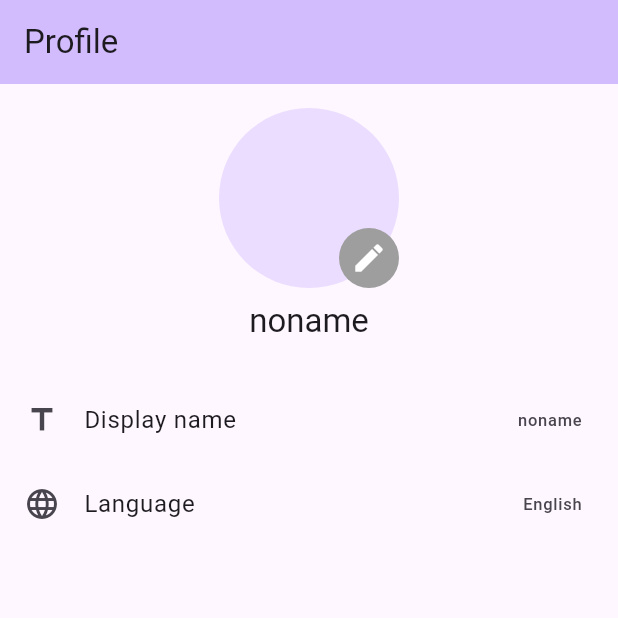
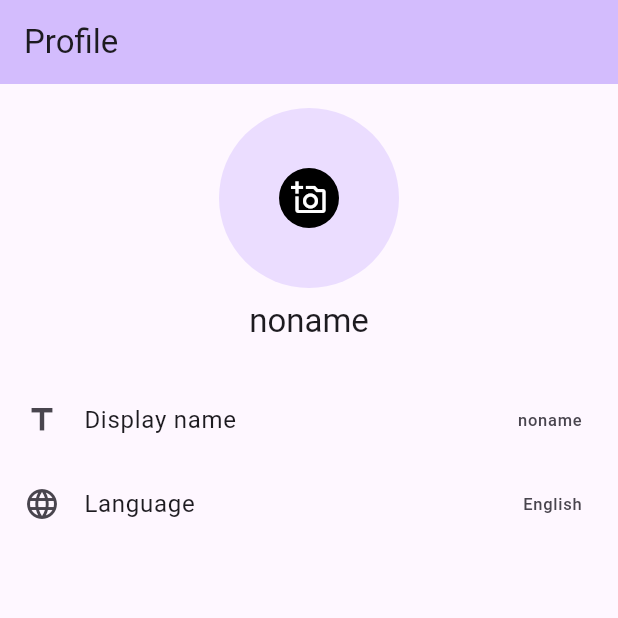
Before and after one commit to devmonstr/my_kpop, a Flutter app: the ProfilePage screen opened by its route, on a phone screen of 412 x 824 dp, the top half of it. Run offline on Flutter 3.47's test engine with Material 3 defaults, Android fonts, the phone set to English and light mode, and no system bars; our stand-ins replace file_picker, go_router, shared_preferences; accounts and stored records are empty.

Commit message:
Fix add photo icon image profile.

```diff
--- a/lib/widgets/avatar_widget.dart
+++ b/lib/widgets/avatar_widget.dart
@@ -30,9 +30,10 @@ class AvatarWidget extends StatelessWidget {
                         ),
                       ),
                   Align(
-                    alignment: Alignment.bottomRight,
-                    child: InkWell(
-                      onTap: () async {
+                    alignment: Alignment.center,
+
+                    child: IconButton(
+                      onPressed: () async {
                         final file = await FilePicker.platform.pickFiles(
                           allowMultiple: false,
                         );
@@ -40,10 +41,12 @@ class AvatarWidget extends StatelessWidget {
                           userProvider.updateAvatar(file.paths.first!);
                         }
                       },
-                      child: const CircleAvatar(
-                        radius: 20,
-                        backgroundColor: Colors.grey,
-                        child: Icon(Icons.edit, color: Colors.white),
+                      icon: const Icon(
+                        Icons.add_a_photo_outlined,
+                        color: Colors.white,
+                      ),
+                      style: IconButton.styleFrom(
+                        backgroundColor: Color.fromRGBO(0, 0, 0, 100),
                       ),
                     ),
                   ),
```
